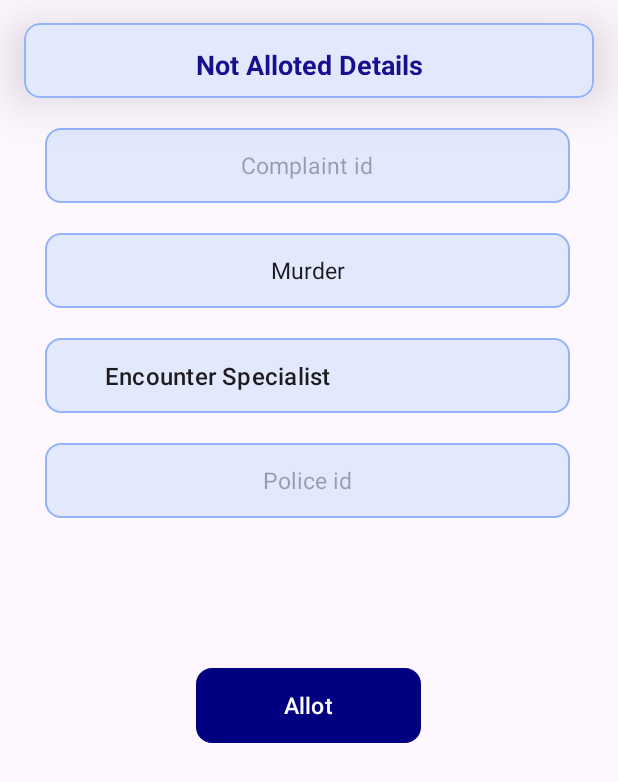
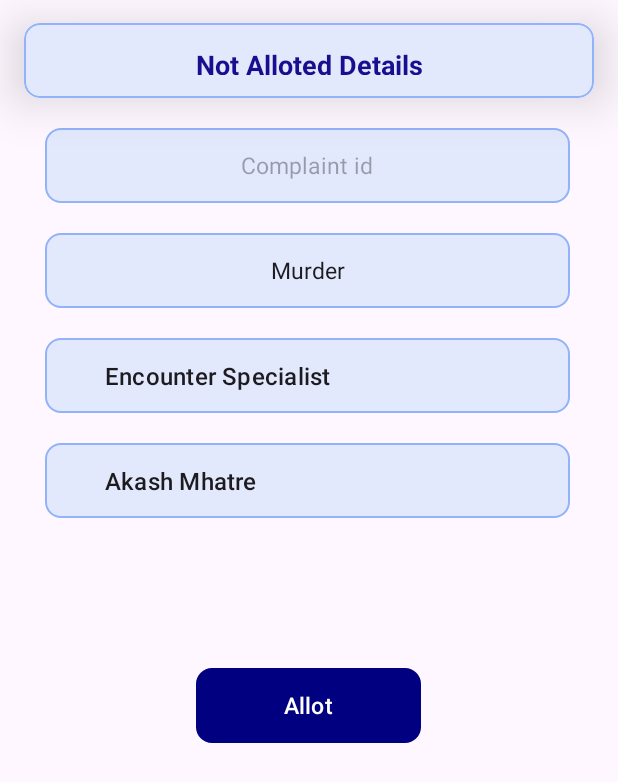
Before and after one commit to devltrsoft/RJPOLICE_HACK_1210_LTRIAN_OPEN-13-2, an Android app: the fragment NotAllotedDetailPage shown on its own in the app's theme, on a phone screen of 412 x 824 dp. Shown: the top 782 px of the screen. Run offline under Robolectric (Android 15) with nearby library versions, the phone set to English and light mode, and no system bars; network calls fail; 1 statement that could not run was skipped.

Commit message:
commit by ganesh

```diff
--- a/app/src/main/java/com/ltrsoft/police_app/fragment/NotAllotedDetailPage.java
+++ b/app/src/main/java/com/ltrsoft/police_app/fragment/NotAllotedDetailPage.java
@@ -20,20 +20,28 @@ import java.util.ArrayList;
 public class NotAllotedDetailPage extends Fragment {
  public NotAllotedDetailPage() {    }
     public TextView cmpoid,crimetype;
- public Spinner police;
+ public Spinner police,spinner;
  public Button allot;
  ArrayList <String> list = new ArrayList<>();
- ArrayAdapter adapter ;
+    ArrayList <String> listpolice = new ArrayList<>();
+
+    ArrayAdapter adapter , Adapter2;
   @Override
     public View onCreateView(LayoutInflater inflater, ViewGroup container,
                              Bundle savedInstanceState) {
         View view = inflater.inflate(R.layout.alloted_detail_page, container, false);
      Bundle bundle =getArguments();
-     cmpoid.setText(bundle.getString("case_id"));
-        cmpoid = view.findViewById(R.id.complainid);
+         cmpoid = view.findViewById(R.id.complainid);
         crimetype = view.findViewById(R.id.crimetype);
         police = view.findViewById(R.id.availbalepolice);
         allot = view.findViewById(R.id.allotbtn);
+        spinner=view.findViewById(R.id.police_id_spinner);
+      cmpoid.setText(bundle.getString("case_id"));
+
+      listpolice.add("Akash Mhatre");
+         listpolice.add("Om Patil");
+         listpolice.add("Raghunath Sharma");
+         listpolice.add("Shravani Warma");
 
         list.add("Encounter Specialist");
         list.add("SI Daya");
@@ -43,6 +51,9 @@ public class NotAllotedDetailPage extends Fragment {
         adapter = new ArrayAdapter(getContext(), android.R.layout.simple_expandable_list_item_1,list);
         adapter.setDropDownViewResource(android.R.layout.simple_expandable_list_item_1);
         police.setAdapter(adapter);
+      Adapter2 = new ArrayAdapter(getContext(), android.R.layout.simple_expandable_list_item_1,listpolice);
+      Adapter2.setDropDownViewResource(android.R.layout.simple_expandable_list_item_1);
+      spinner.setAdapter(Adapter2);
 
 allot.setOnClickListener(new View.OnClickListener() {
     @Override
--- a/app/src/main/res/layout/alloted_detail_page.xml
+++ b/app/src/main/res/layout/alloted_detail_page.xml
@@ -67,8 +67,8 @@
         android:textSize="15dp"
         tools:ignore="MissingPrefix" />
 
-    <EditText
-        android:id="@+id/policwe_id"
+    <Spinner
+        android:id="@+id/police_id_spinner"
         android:layout_width="350dp"
         android:layout_height="50dp"
         android:layout_marginTop="20dp"
```
